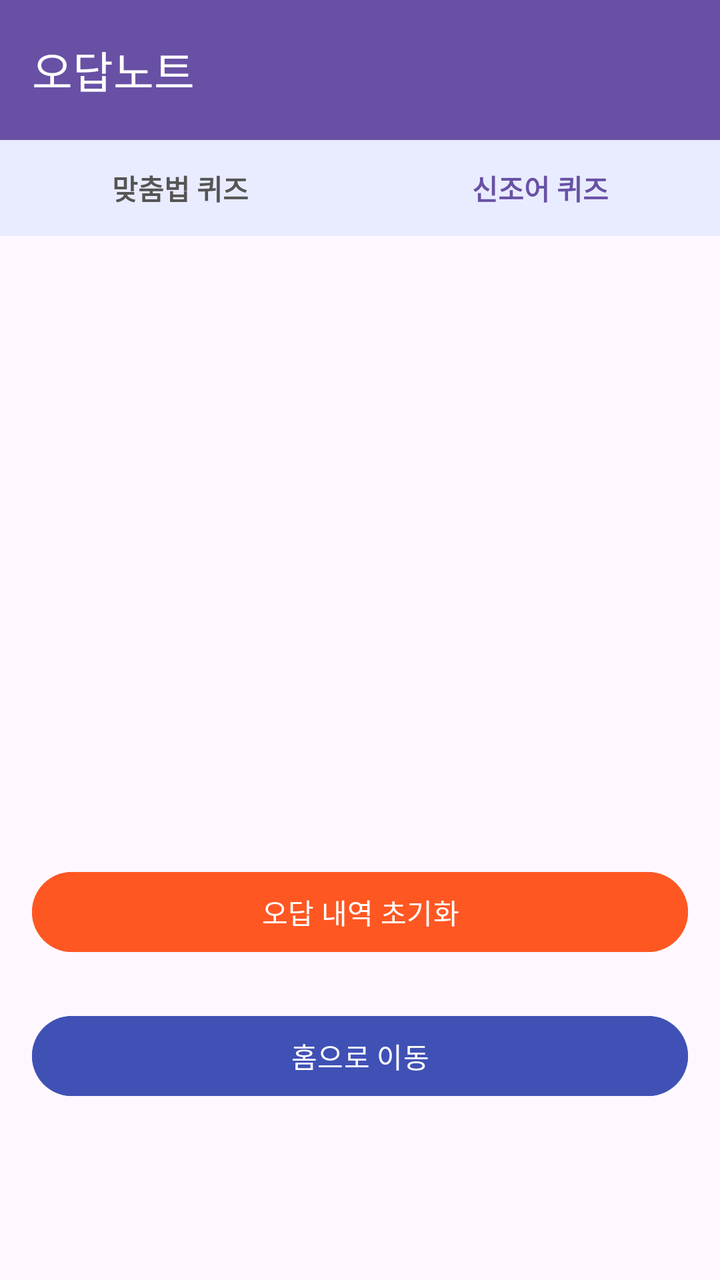
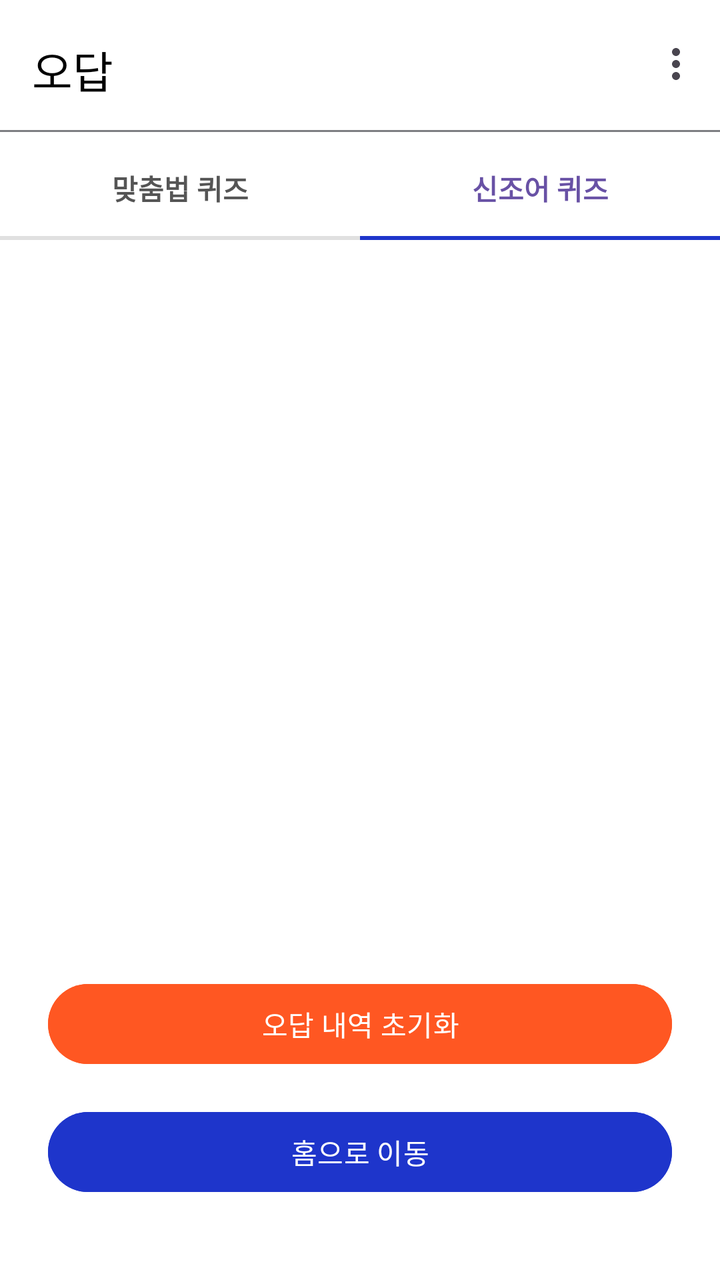

Screens rendered from an Android XML layout before and after an edit, with the pre-edit source and the edit as a unified diff.
<!-- AndroidManifest.xml: application theme Theme.GURU2 -->
<!-- res/layout/activity_wrong_note.xml -->
<?xml version="1.0" encoding="utf-8"?>
<androidx.constraintlayout.widget.ConstraintLayout xmlns:android="http://schemas.android.com/apk/res/android"
    xmlns:app="http://schemas.android.com/apk/res-auto"
    android:layout_width="match_parent"
    android:layout_height="match_parent">

    <com.google.android.material.appbar.MaterialToolbar
        android:id="@+id/toolbar"
        android:layout_width="0dp"
        android:layout_height="70dp"
        android:background="#6851A5"
        app:title="오답노트"
        app:titleTextColor="@android:color/white"
        app:layout_constraintTop_toTopOf="parent"
        app:layout_constraintStart_toStartOf="parent"
        app:layout_constraintEnd_toEndOf="parent"/>

    <LinearLayout
        android:id="@+id/subBar"
        android:layout_width="0dp"
        android:layout_height="48dp"
        android:orientation="horizontal"
        android:background="#FFFFFF"
        app:layout_constraintTop_toBottomOf="@id/toolbar"
        app:layout_constraintStart_toStartOf="parent"
        app:layout_constraintEnd_toEndOf="parent">

        <TextView
            android:id="@+id/btnGrammar"
            android:layout_width="0dp"
            android:layout_height="match_parent"
            android:layout_weight="1"
            android:background="@color/choice_default"
            android:gravity="center"
            android:text="맞춤법 퀴즈"
            android:textColor="#555555"
            android:textStyle="bold" />

        <TextView
            android:id="@+id/btnSlang"
            android:layout_width="0dp"
            android:layout_height="match_parent"
            android:layout_weight="1"
            android:background="@color/choice_default"
            android:gravity="center"
            android:text="신조어 퀴즈"
            android:textColor="#6851A5"
            android:textStyle="bold" />

    </LinearLayout>

    <androidx.viewpager2.widget.ViewPager2
        android:id="@+id/viewPager"
        android:layout_width="0dp"
        android:layout_height="0dp"
        app:layout_constraintBottom_toTopOf="@id/btnClearWrong"
        app:layout_constraintEnd_toEndOf="parent"
        app:layout_constraintStart_toStartOf="parent"
        app:layout_constraintTop_toBottomOf="@id/subBar" />

    <Button
        android:id="@+id/btnClearWrong"
        android:layout_width="0dp"
        android:layout_height="48dp"
        android:layout_marginStart="16dp"
        android:layout_marginEnd="16dp"
        android:layout_marginBottom="160dp"
        android:backgroundTint="#FF5722"
        android:text="오답 내역 초기화"
        android:textColor="@android:color/white"
        app:layout_constraintBottom_toBottomOf="parent"
        app:layout_constraintEnd_toEndOf="parent"
        app:layout_constraintStart_toStartOf="parent" />

    <Button
        android:id="@+id/btnGoHome"
        android:layout_width="0dp"
        android:layout_height="48dp"
        android:layout_marginStart="16dp"
        android:layout_marginEnd="16dp"
        android:layout_marginBottom="88dp"
        android:backgroundTint="#3F51B5"
        android:text="홈으로 이동"
        android:textColor="@android:color/white"
        app:layout_constraintBottom_toBottomOf="parent"
        app:layout_constraintEnd_toEndOf="parent"
        app:layout_constraintStart_toStartOf="parent" />


</androidx.constraintlayout.widget.ConstraintLayout>
<!-- resources referenced by this layout -->
<resources>
  <color name="choice_default">#E9ECFF</color>
  <style name="Theme.GURU2" parent="Base.Theme.GURU2" />
  <style name="Base.Theme.GURU2" parent="Theme.Material3.DayNight.NoActionBar">
          
          
  
      </style>
</resources>

<!-- the commit's change to res/layout/activity_wrong_note.xml (unified diff, before → after) -->
@@ -1,74 +1,92 @@
 <?xml version="1.0" encoding="utf-8"?>
 <androidx.constraintlayout.widget.ConstraintLayout xmlns:android="http://schemas.android.com/apk/res/android"
     xmlns:app="http://schemas.android.com/apk/res-auto"
+    android:id="@+id/mainLayout"
     android:layout_width="match_parent"
-    android:layout_height="match_parent">
+    android:layout_height="match_parent"
+    android:background="#FFF">
 
     <com.google.android.material.appbar.MaterialToolbar
         android:id="@+id/toolbar"
         android:layout_width="0dp"
         android:layout_height="70dp"
-        android:background="#6851A5"
-        app:title="오답노트"
-        app:titleTextColor="@android:color/white"
+        android:background="#FFF"
+        app:title="오답"
+        app:menu="@menu/menu_main"
+        app:titleTextColor="@android:color/black"
         app:layout_constraintTop_toTopOf="parent"
         app:layout_constraintStart_toStartOf="parent"
         app:layout_constraintEnd_toEndOf="parent"/>
+    <View
+        android:id="@+id/dividerLine"
+        android:layout_width="match_parent"
+        android:layout_height="1dp"
+        android:layout_marginTop="65dp"
+        android:background="#7D7E82"
+        app:layout_constraintTop_toTopOf="parent" />
 
-    <LinearLayout
-        android:id="@+id/subBar"
+
+    <TextView
+        android:id="@+id/btnGrammar"
         android:layout_width="0dp"
         android:layout_height="48dp"
-        android:orientation="horizontal"
-        android:background="#FFFFFF"
+        android:gravity="center"
+        android:text="맞춤법 퀴즈"
+        android:textColor="#555555"
+        android:textStyle="bold"
         app:layout_constraintTop_toBottomOf="@id/toolbar"
         app:layout_constraintStart_toStartOf="parent"
-        app:layout_constraintEnd_toEndOf="parent">
+        app:layout_constraintEnd_toStartOf="@+id/btnSlang" />
 
-        <TextView
-            android:id="@+id/btnGrammar"
-            android:layout_width="0dp"
-            android:layout_height="match_parent"
-            android:layout_weight="1"
-            android:background="@color/choice_default"
-            android:gravity="center"
-            android:text="맞춤법 퀴즈"
-            android:textColor="#555555"
-            android:textStyle="bold" />
+    <TextView
+        android:id="@+id/btnSlang"
+        android:layout_width="0dp"
+        android:layout_height="48dp"
+        android:gravity="center"
+        android:text="신조어 퀴즈"
+        android:textColor="#6851A5"
+        android:textStyle="bold"
+        app:layout_constraintTop_toBottomOf="@id/toolbar"
+        app:layout_constraintStart_toEndOf="@id/btnGrammar"
+        app:layout_constraintEnd_toEndOf="parent" />
 
-        <TextView
-            android:id="@+id/btnSlang"
-            android:layout_width="0dp"
-            android:layout_height="match_parent"
-            android:layout_weight="1"
-            android:background="@color/choice_default"
-            android:gravity="center"
-            android:text="신조어 퀴즈"
-            android:textColor="#6851A5"
-            android:textStyle="bold" />
+    <View
+        android:id="@+id/tabBaseLine"
+        android:layout_width="match_parent"
+        android:layout_height="2dp"
+        android:background="#E0E0E0"
+        app:layout_constraintTop_toBottomOf="@id/btnSlang" />
 
-    </LinearLayout>
+    <View
+        android:id="@+id/tabIndicator"
+        android:layout_width="0dp"
+        android:layout_height="2dp"
+        android:background="#1E35CB"
+        app:layout_constraintTop_toBottomOf="@id/btnSlang"
+        app:layout_constraintStart_toStartOf="@id/btnSlang"
+        app:layout_constraintEnd_toEndOf="@id/btnSlang" />
 
     <androidx.viewpager2.widget.ViewPager2
         android:id="@+id/viewPager"
         android:layout_width="0dp"
         android:layout_height="0dp"
+        android:background="@color/white"
+        app:layout_constraintTop_toBottomOf="@id/tabBaseLine"
         app:layout_constraintBottom_toTopOf="@id/btnClearWrong"
         app:layout_constraintEnd_toEndOf="parent"
-        app:layout_constraintStart_toStartOf="parent"
-        app:layout_constraintTop_toBottomOf="@id/subBar" />
+        app:layout_constraintStart_toStartOf="parent" />
 
     <Button
         android:id="@+id/btnClearWrong"
         android:layout_width="0dp"
         android:layout_height="48dp"
-        android:layout_marginStart="16dp"
-        android:layout_marginEnd="16dp"
-        android:layout_marginBottom="160dp"
+        android:layout_marginHorizontal="24dp"
+        android:layout_marginStart="24dp"
+        android:layout_marginEnd="24dp"
+        android:layout_marginBottom="16dp"
         android:backgroundTint="#FF5722"
         android:text="오답 내역 초기화"
-        android:textColor="@android:color/white"
-        app:layout_constraintBottom_toBottomOf="parent"
+        app:layout_constraintBottom_toTopOf="@id/btnGoHome"
         app:layout_constraintEnd_toEndOf="parent"
         app:layout_constraintStart_toStartOf="parent" />
 
@@ -76,15 +94,14 @@
         android:id="@+id/btnGoHome"
         android:layout_width="0dp"
         android:layout_height="48dp"
-        android:layout_marginStart="16dp"
-        android:layout_marginEnd="16dp"
-        android:layout_marginBottom="88dp"
-        android:backgroundTint="#3F51B5"
+        android:layout_marginHorizontal="24dp"
+        android:layout_marginStart="24dp"
+        android:layout_marginEnd="24dp"
+        android:layout_marginBottom="40dp"
+        android:backgroundTint="#1E35CB"
         android:text="홈으로 이동"
-        android:textColor="@android:color/white"
         app:layout_constraintBottom_toBottomOf="parent"
         app:layout_constraintEnd_toEndOf="parent"
         app:layout_constraintStart_toStartOf="parent" />
 
-
 </androidx.constraintlayout.widget.ConstraintLayout>
<!-- resource entries referenced after the edit -->
@@ -1,11 +1,16 @@
 <!-- resources referenced by this layout -->
 <resources>
-  <color name="choice_default">#E9ECFF</color>
+  <color name="white">#FFFFFFFF</color>
   <style name="Theme.GURU2" parent="Base.Theme.GURU2" />
   <style name="Base.Theme.GURU2" parent="Theme.Material3.DayNight.NoActionBar">
+  
+          <item name="android:windowLightStatusBar">true</item>
+  
+          <item name="android:windowTranslucentStatus">false</item>
+  
+          <item name="popupMenuBackground">@android:color/transparent</item>
+          <item name="android:itemBackground">#E9ECFF</item>
           
-          
-  
       </style>
 </resources>
 
